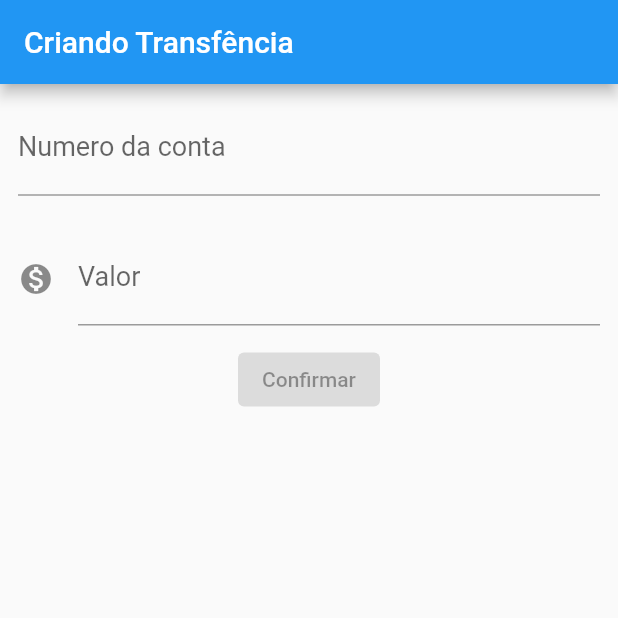
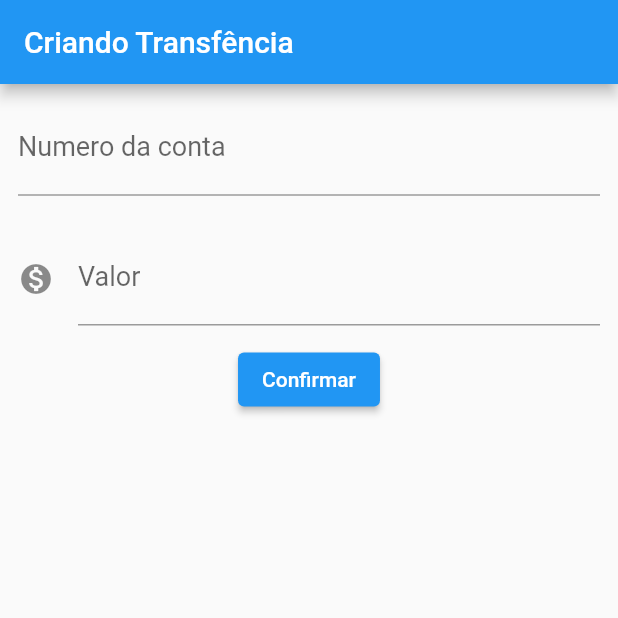
Before and after one commit to CarolinaVanuchi/constrole_financeiro, a Flutter app: the screen it shows after launch, on a phone screen of 412 x 824 dp, the top half of it. Run offline on Flutter 3.47's test engine with Material 2 defaults, Android fonts, the phone set to English and light mode, and no system bars.

Commit message:
ação no botao confirmar

```diff
--- a/lib/main.dart
+++ b/lib/main.dart
@@ -71,9 +71,20 @@ class Transferencia {
   final int numeroConta;
 
   Transferencia(this.valor, this.numeroConta);
+
+  @override
+  String toStrig() {
+    return '$valor e $numeroConta';
+  }
+
+
 }
 
 class FormularioTransferencia extends StatelessWidget {
+
+  final TextEditingController _controladorCampoNumeroConta = TextEditingController();
+  final TextEditingController _controladorCampoValor = TextEditingController() ;
+
   @override
   Widget build(BuildContext context){
     return Scaffold(
@@ -82,6 +93,7 @@ class FormularioTransferencia extends StatelessWidget {
         Padding(
           padding: const EdgeInsets.all(12.0),
           child: TextField(
+            controller: _controladorCampoNumeroConta,
             keyboardType: TextInputType.number,
             style: TextStyle(
               fontSize: 18.0,
@@ -96,6 +108,7 @@ class FormularioTransferencia extends StatelessWidget {
         Padding(
           padding: const EdgeInsets.all(12.0),
           child: TextField(
+            controller: _controladorCampoValor,
             keyboardType: TextInputType.number,
             style: TextStyle(
               fontSize: 18.0,
@@ -108,7 +121,18 @@ class FormularioTransferencia extends StatelessWidget {
           ),
         ),
 
-        ElevatedButton(onPressed: null, child: Text('Confirmar'))
+        ElevatedButton(
+          onPressed: () {
+            debugPrint('Clicou');
+
+            final int? numeroConta = int.tryParse(_controladorCampoNumeroConta.text);
+            final double? valor = double.tryParse(_controladorCampoValor.text);
+            if (numeroConta != null && valor != null) {
+              final transferenciaCriada = Transferencia(valor, numeroConta);
+              debugPrint('$transferenciaCriada');
+            }
+          },
+          child: Text('Confirmar'))
       ],)
     );
   }
```
